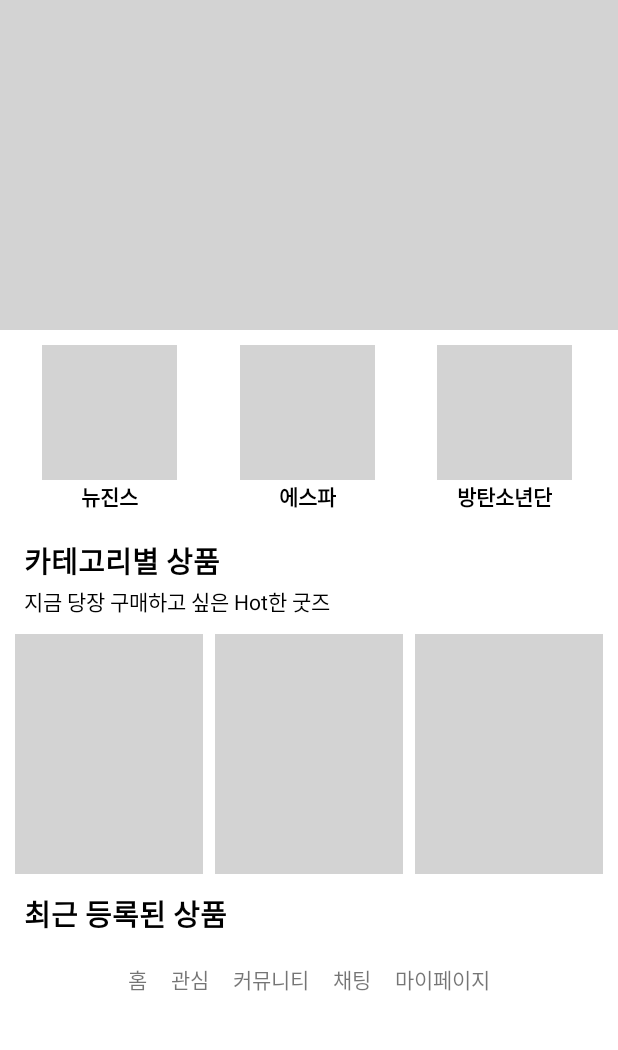
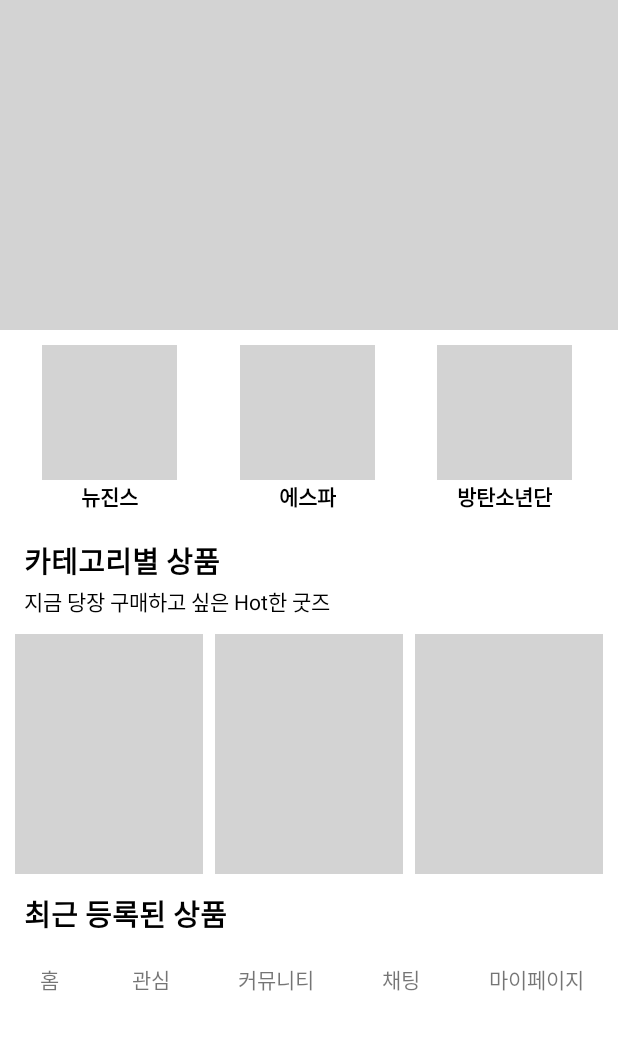
Before and after one commit to Faniverse2024/FaniverseFE2, an Android app: the layout activity_home.xml on its own in the app's theme, with its tools: preview values and no code run, on a phone screen of 412 x 824 dp, the part 89-1139 px from its top. Run offline under Robolectric (Android 15) with nearby library versions, the phone set to English and light mode, and no system bars.

Commit message:
하단바 수정

```diff
--- a/app/src/main/res/layout/activity_home.xml
+++ b/app/src/main/res/layout/activity_home.xml
@@ -197,37 +197,49 @@
         android:gravity="center"
         android:orientation="horizontal"
         android:padding="8dp"
+        android:weightSum="5"
         app:layout_constraintBottom_toBottomOf="parent"
         app:layout_constraintStart_toStartOf="parent"
         app:layout_constraintEnd_toEndOf="parent">
 
         <TextView
-            android:layout_width="wrap_content"
+            android:layout_width="20dp"
             android:layout_height="wrap_content"
             android:layout_marginEnd="16dp"
+            android:layout_weight="1"
+            android:gravity="center"
             android:text="홈" />
 
         <TextView
             android:layout_width="wrap_content"
             android:layout_height="wrap_content"
             android:layout_marginEnd="16dp"
+            android:layout_weight="1"
+            android:gravity="center"
             android:text="관심" />
 
         <TextView
             android:layout_width="wrap_content"
             android:layout_height="wrap_content"
             android:layout_marginEnd="16dp"
+            android:layout_weight="1"
+            android:gravity="center"
             android:text="커뮤니티" />
 
         <TextView
             android:layout_width="wrap_content"
             android:layout_height="wrap_content"
             android:layout_marginEnd="16dp"
+            android:layout_weight="1"
+            android:gravity="center"
             android:text="채팅" />
 
         <TextView
             android:layout_width="wrap_content"
             android:layout_height="wrap_content"
+            android:layout_marginEnd="0dp"
+            android:layout_weight="1"
+            android:gravity="center"
             android:text="마이페이지" />
     </LinearLayout>
 </LinearLayout>
```
